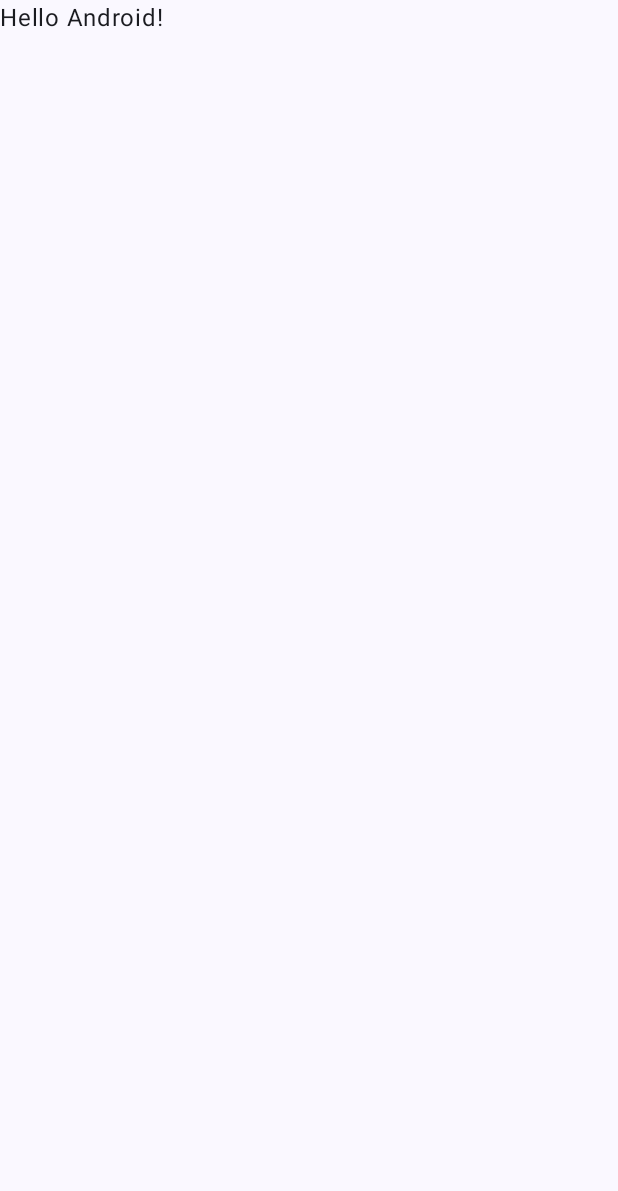
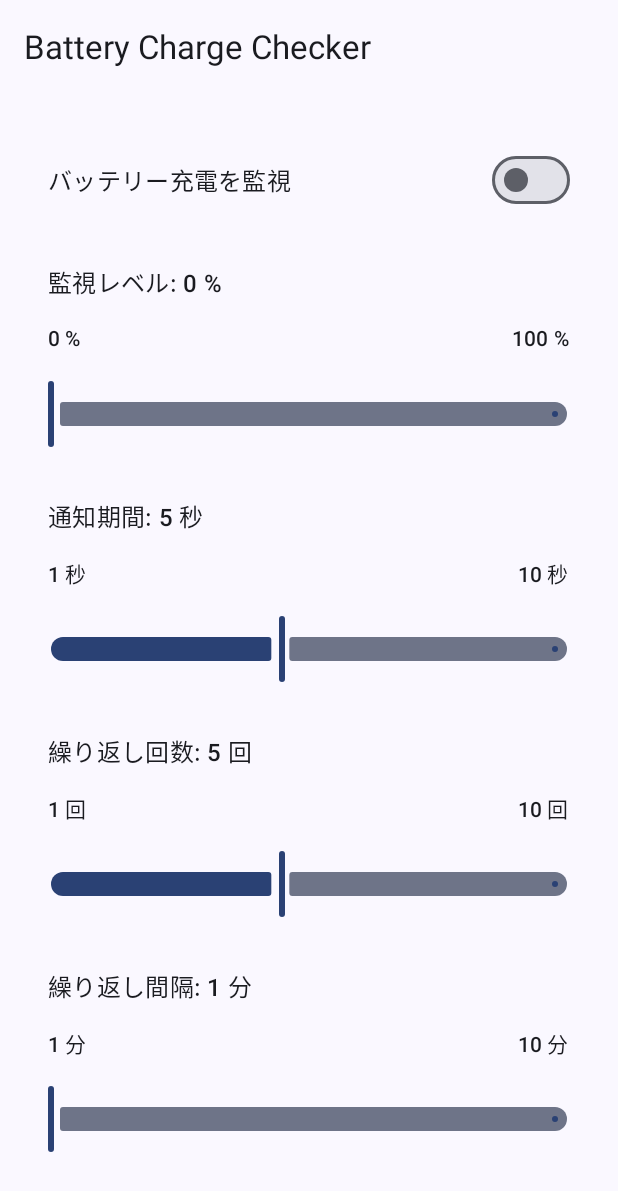
Before and after one commit to kino2718/BatteryChargeChecker, an Android app built with Jetpack Compose: the screen it shows after launch (MainActivity), on a phone screen of 412 x 824 dp. Before the commit the part shown is almost empty. Shown: the top 1191 px of the screen. Run offline under Robolectric (Android 15) with nearby library versions, the phone set to English and light mode, and no system bars.

Commit message:
MainScreenを作成。

```diff
--- a/app/src/main/java/com/example/batterychargechecker/MainActivity.kt
+++ b/app/src/main/java/com/example/batterychargechecker/MainActivity.kt
@@ -19,29 +19,8 @@ class MainActivity : ComponentActivity() {
         enableEdgeToEdge()
         setContent {
             BatteryChargeCheckerTheme {
-                Scaffold(modifier = Modifier.fillMaxSize()) { innerPadding ->
-                    Greeting(
-                        name = "Android",
-                        modifier = Modifier.padding(innerPadding)
-                    )
-                }
+                MainScreen()
             }
         }
     }
 }
-
-@Composable
-fun Greeting(name: String, modifier: Modifier = Modifier) {
-    Text(
-        text = "Hello $name!",
-        modifier = modifier
-    )
-}
-
-@Preview(showBackground = true)
-@Composable
-fun GreetingPreview() {
-    BatteryChargeCheckerTheme {
-        Greeting("Android")
-    }
-}
--- /dev/null
+++ b/app/src/main/java/com/example/batterychargechecker/MainScreen.kt
@@ -0,0 +1,196 @@
+package com.example.batterychargechecker
+
+import androidx.compose.foundation.layout.Arrangement
+import androidx.compose.foundation.layout.Column
+import androidx.compose.foundation.layout.Row
+import androidx.compose.foundation.layout.fillMaxSize
+import androidx.compose.foundation.layout.fillMaxWidth
+import androidx.compose.foundation.layout.padding
+import androidx.compose.foundation.rememberScrollState
+import androidx.compose.foundation.verticalScroll
+import androidx.compose.material3.ExperimentalMaterial3Api
+import androidx.compose.material3.MaterialTheme
+import androidx.compose.material3.Scaffold
+import androidx.compose.material3.Slider
+import androidx.compose.material3.SliderDefaults
+import androidx.compose.material3.SliderState
+import androidx.compose.material3.Switch
+import androidx.compose.material3.Text
+import androidx.compose.material3.TopAppBar
+import androidx.compose.runtime.Composable
+import androidx.compose.runtime.getValue
+import androidx.compose.runtime.mutableIntStateOf
+import androidx.compose.runtime.mutableStateOf
+import androidx.compose.runtime.remember
+import androidx.compose.runtime.setValue
+import androidx.compose.ui.Alignment
+import androidx.compose.ui.Modifier
+import androidx.compose.ui.res.dimensionResource
+import androidx.compose.ui.res.stringResource
+import kotlin.math.roundToInt
+
+@Composable
+fun MainScreen(
+    modifier: Modifier = Modifier
+) {
+    Scaffold(
+        modifier = modifier.fillMaxSize(),
+        topBar = { MyTopBar(title = stringResource(R.string.app_name)) }
+    ) { innerPadding ->
+        Contents(modifier = Modifier.padding(innerPadding))
+    }
+}
+
+@OptIn(ExperimentalMaterial3Api::class)
+@Composable
+private fun MyTopBar(
+    title: String,
+    modifier: Modifier = Modifier,
+) {
+    TopAppBar(
+        title = {
+            Text(text = title)
+        },
+        modifier = modifier,
+    )
+}
+
+@Composable
+private fun Contents(
+    modifier: Modifier = Modifier
+) {
+    Column(
+        modifier = modifier
+            .padding(dimensionResource(id = R.dimen.padding_large))
+            .verticalScroll(rememberScrollState()),
+        verticalArrangement = Arrangement.spacedBy(dimensionResource(id = R.dimen.padding_large))
+    ) {
+        var monitorOn by remember { mutableStateOf(false) }
+
+        MySwitch(
+            title = stringResource(id = R.string.monitor_charging),
+            checked = monitorOn,
+            onCheckedChange = { monitorOn = it }
+        )
+
+        var monitorLevel by remember { mutableIntStateOf(0) }
+
+        MySlider(
+            title = stringResource(id = R.string.monitor_level, monitorLevel),
+            startLabel = stringResource(id = R.string.monitor_level_min),
+            endLabel = stringResource(id = R.string.monitor_level_max),
+            value = monitorLevel.toFloat(),
+            onValueChange = { monitorLevel = it.roundToInt() },
+            valueRange = 0f..100f,
+            steps = 99,
+        )
+
+        var notificationDuration by remember { mutableIntStateOf(5) }
+
+        MySlider(
+            title = stringResource(R.string.notification_duration, notificationDuration),
+            startLabel = stringResource(R.string.notification_duration_min),
+            endLabel = stringResource(R.string.notification_duration_max),
+            value = notificationDuration.toFloat(),
+            onValueChange = { notificationDuration = it.roundToInt() },
+            valueRange = 1f..10f,
+            steps = 8,
+        )
+
+        var repeatCount by remember { mutableIntStateOf(5) }
+
+        MySlider(
+            title = stringResource(R.string.repeat_count, repeatCount),
+            startLabel = stringResource(R.string.repeat_count_min),
+            endLabel = stringResource(R.string.repeat_count_max),
+            value = repeatCount.toFloat(),
+            onValueChange = { repeatCount = it.roundToInt() },
+            valueRange = 1f..10f,
+            steps = 8,
+        )
+
+        var repeatInterval by remember { mutableIntStateOf(1) }
+
+        if (1 < repeatCount) {
+            MySlider(
+                title = stringResource(R.string.repeat_interval, repeatInterval),
+                startLabel = stringResource(R.string.repeat_interval_min),
+                endLabel = stringResource(R.string.repeat_interval_max),
+                value = repeatInterval.toFloat(),
+                onValueChange = { repeatInterval = it.roundToInt() },
+                valueRange = 1f..10f,
+                steps = 8,
+            )
+        }
+    }
+}
+
+@Composable
+private fun MySwitch(
+    title: String,
+    checked: Boolean,
+    onCheckedChange: (Boolean) -> Unit,
+    modifier: Modifier = Modifier,
+) {
+    Row(
+        modifier = modifier.fillMaxWidth(),
+        verticalAlignment = Alignment.CenterVertically
+    ) {
+        Text(
+            text = title,
+            modifier = Modifier.weight(1f),
+            style = MaterialTheme.typography.titleMedium
+        )
+        Switch(
+            checked = checked,
+            onCheckedChange = onCheckedChange
+        )
+    }
+}
+
+@OptIn(ExperimentalMaterial3Api::class)
+@Composable
+private fun MySlider(
+    title: String,
+    startLabel: String,
+    endLabel: String,
+    value: Float,
+    onValueChange: (Float) -> Unit,
+    valueRange: ClosedFloatingPointRange<Float>,
+    steps: Int,
+    modifier: Modifier = Modifier
+) {
+    Column(
+        modifier = modifier.fillMaxWidth(),
+        verticalArrangement = Arrangement.spacedBy(dimensionResource(id = R.dimen.padding_medium))
+    ) {
+        Text(text = title, style = MaterialTheme.typography.titleMedium)
+        // slider の左右のラベル
+        Row(
+            modifier = Modifier.fillMaxWidth(),
+            horizontalArrangement = Arrangement.SpaceBetween
+        ) {
+            Text(text = startLabel, style = MaterialTheme.typography.titleSmall)
+            Text(text = endLabel, style = MaterialTheme.typography.titleSmall)
+        }
+        Slider(
+            value = value,
+            onValueChange = {
+                onValueChange(it)
+            },
+            modifier = Modifier.fillMaxWidth(),
+            valueRange = valueRange,
+            steps = steps,
+            track = { sliderState ->
+                SliderDefaults.Track(
+                    sliderState = SliderState(
+                        value = sliderState.value,
+                        steps = 0, // no ticks
+                        onValueChangeFinished = sliderState.onValueChangeFinished,
+                        valueRange = sliderState.valueRange
+                    )
+                )
+            }
+        )
+    }
+}
--- /dev/null
+++ b/app/src/main/res/values/dimens.xml
@@ -0,0 +1,5 @@
+<?xml version="1.0" encoding="utf-8"?>
+<resources>
+<dimen name="padding_medium">16dp</dimen>
+<dimen name="padding_large">32dp</dimen>
+</resources>
--- a/app/src/main/res/values/strings.xml
+++ b/app/src/main/res/values/strings.xml
@@ -1,3 +1,16 @@
 <resources>
-    <string name="app_name">BatteryChargeChecker</string>
+    <string name="app_name">Battery Charge Checker</string>
+    <string name="monitor_charging">バッテリー充電を監視</string>
+    <string name="monitor_level">監視レベル: %1$d %%</string>
+    <string name="monitor_level_min">0 %</string>
+    <string name="monitor_level_max">100 %</string>
+    <string name="notification_duration">通知期間: %1d 秒</string>
+    <string name="notification_duration_min">1 秒</string>
+    <string name="notification_duration_max">10 秒</string>
+    <string name="repeat_count">繰り返し回数: %1d 回</string>
+    <string name="repeat_count_min">1 回</string>
+    <string name="repeat_count_max">10 回</string>
+    <string name="repeat_interval">繰り返し間隔: %1d 分</string>
+    <string name="repeat_interval_min">1 分</string>
+    <string name="repeat_interval_max">10 分</string>
 </resources>
```
